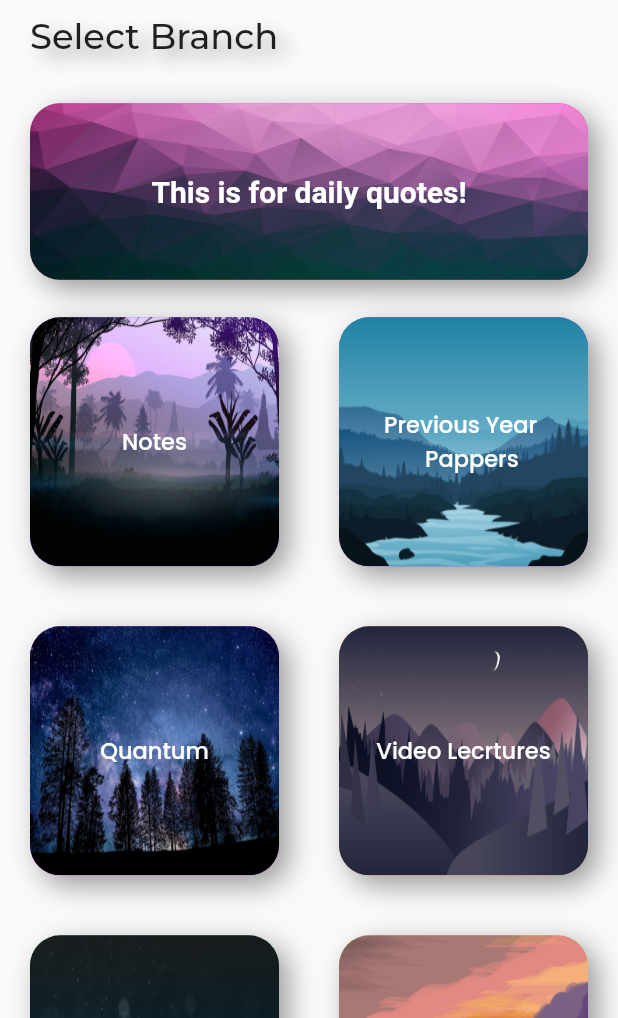
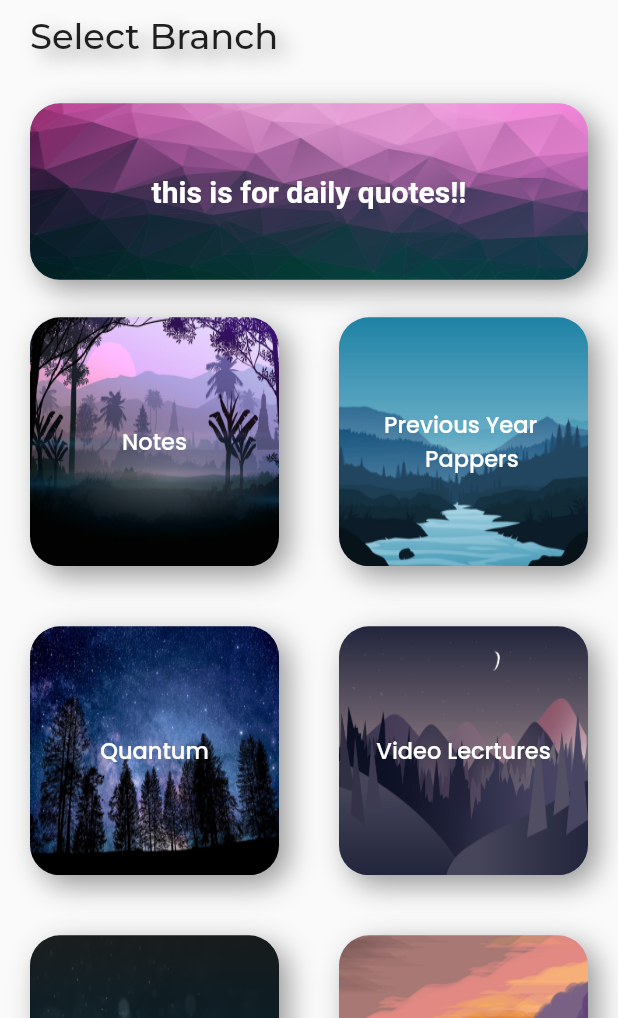
Before and after one commit to Nitish347/aktu-saviour, a Flutter app: the HomePage screen opened directly, on a phone screen of 412 x 824 dp, the part 218-1236 px from its top. Run offline on Flutter 3.47's test engine with Material 2 defaults, Android fonts, the light colour scheme and no system bars; our stand-ins replace google_fonts.

Commit message:
fourth commit

```diff
--- /dev/null
+++ b/lib/Student-info.dart
@@ -0,0 +1,53 @@
+import 'package:flutter/material.dart';
+import 'package:google_fonts/google_fonts.dart';
+
+import 'constants/constants.dart';
+class StudentInfo extends StatelessWidget {
+ final String? branch ="";
+ final String? year ="";
+
+  @override
+  Widget build(BuildContext context) {
+   var height = MediaQuery.of(context).size.height;
+   var width = MediaQuery.of(context).size.width;
+    return Column(
+     crossAxisAlignment: CrossAxisAlignment.start,
+     children: [
+
+      Padding(
+       padding: EdgeInsets.only(top: height / 100, left: 20),
+       child: Row(
+        children: [
+         Text(
+          "B.Tech",
+          style: GoogleFonts.poppins(
+              textStyle: TextStyle(
+                  shadows: Constants.neumorphic1,
+                  fontSize: height / 18,
+                  fontWeight: FontWeight.bold)),
+         ),
+         Text(
+          " (2nd Year)",
+          style: GoogleFonts.gowunBatang(
+              textStyle: TextStyle(
+                  fontSize: 25,
+                  fontWeight: FontWeight.w500,
+                  shadows: Constants.neumorphic1)),
+         ),
+        ],
+       ),
+      ),
+      Padding(
+       padding: const EdgeInsets.only(top: 10, left: 20),
+       child: Text("Select Branch",
+           style: GoogleFonts.montserrat(
+            textStyle: TextStyle(
+                shadows: Constants.neumorphic1,
+                fontSize: height / 35,
+                fontWeight: FontWeight.w500),
+           )),
+      ),
+     ],
+    );
+  }
+}
--- a/lib/auth/verify.dart
+++ b/lib/auth/verify.dart
@@ -48,7 +48,7 @@
                       Padding(
                         padding: EdgeInsets.all(25.0),
                         child: Container(
-                          height: 60,
+                          height: 50,
                           decoration: BoxDecoration(
                               borderRadius: BorderRadius.circular(50),
                               color: Colors.grey.withOpacity(0.6)
@@ -70,6 +70,7 @@
 
 
                               decoration: InputDecoration(
+                                counterText: "",
 
 
                                   border: InputBorder.none,
--- a/lib/branch.dart
+++ b/lib/branchselect/branch.dart
@@ -1,9 +1,9 @@
-import 'package:aktu/constants/gridtile.dart';
+import 'package:aktu/yearselect/gridtile.dart';
 import 'package:aktu/homepage/home.dart';
-import 'package:aktu/year.dart';
+import 'package:aktu/yearselect/year.dart';
 import 'package:flutter/material.dart';
 import 'package:google_fonts/google_fonts.dart';
-import 'constants/constants.dart';
+import '../constants/constants.dart';
 
 class Branch extends StatefulWidget {
   static String id = "branch";
--- a/lib/constants/constants.dart
+++ b/lib/constants/constants.dart
@@ -1,4 +1,3 @@
-
 import 'dart:ui';
 import 'package:flutter/material.dart';
 
@@ -7,29 +6,86 @@
     BoxShadow(
       color: Colors.white.withOpacity(0.5),
       blurRadius: 16.0,
-   ) ,
+    ),
     BoxShadow(
         color: Colors.black.withOpacity(0.4),
-       offset: Offset(6.0,6.0),
-       blurRadius: 16.0
-   )]; static final neumorphic2 = [
+        offset: Offset(6.0, 6.0),
+        blurRadius: 16.0)
+  ];
+  static final neumorphic2 = [
     BoxShadow(
       color: Colors.deepPurple.withOpacity(0.9),
       blurRadius: 16.0,
-   ) ,
+    ),
     BoxShadow(
         color: Colors.deepPurpleAccent.withOpacity(0.6),
-       offset: Offset(6.0,6.0),
-       blurRadius: 40.0
-   )];
+        offset: Offset(6.0, 6.0),
+        blurRadius: 40.0)
+  ];
   static final purplegradient = LinearGradient(colors: [
     Color.fromRGBO(143, 148, 251, 1),
     Color.fromRGBO(143, 148, 251, .6),
+  ]);
+  static final purplegradient1 =
+      LinearGradient(colors: [Colors.white, Colors.white]);
 
- ]);static final purplegradient1 = LinearGradient(colors: [
-Colors.white,
-   Colors.white
+  static final List<String> subjects = [
+    "Engineering Chemistry",
+    "Engineering Mathematics-1",
+    "Basic Electrical Engineering",
+    "Programming For Problem Solving",
+    "Emerging Technology",
+    "Engineering Physics",
+    "Engineering Mathematics-2",
+    "Emerging Domain in Electronics Engineering",
+    "Fundamentals of Mechanical Engineering & Mechatronics",
+    "AI For Engineering"
+  ];
+  static final List<String> subjectcodes = [
+    "KAS102T",
+    "KAS103T",
+    "KEE101T",
+    "KCS101T",
+    "KMC102",
+    "KAS201T",
+    "KAS203T",
+    "KEC201T",
+    "KME201T",
+    "KMC201"
+  ];
 
- ]);
-
+  // final  height = MediaQuery.of(context).size.height;
+  // var width = MediaQuery.of(context).size.width;
+  static final List<Color> color1 = [
+    Color.fromRGBO(77, 73, 108, 1),
+    Color.fromRGBO(34, 70, 96, 1),
+    Color.fromRGBO(14, 39, 84, 1),
+    Color.fromRGBO(51, 51, 77, 1),
+    Color.fromRGBO(15, 45, 56, 1),
+    Color.fromRGBO(97, 67, 123, 1),
+  ];
+  static final  List<Color> color2 = [
+    Color.fromRGBO(227, 191, 253, .6),
+    Color.fromRGBO(51, 142, 173, .6),
+    Color.fromRGBO(104, 140, 192, .6),
+    Color.fromRGBO(115, 102, 112, .6),
+    Color.fromRGBO(32, 75, 94, .6),
+    Color.fromRGBO(229, 149, 87, .6),
+  ];
+  static final List<List<Color>> color =[
+    [Color.fromRGBO(77, 73, 108, 1),Color.fromRGBO(227, 191, 253, .6),],
+    [Color.fromRGBO(34, 70, 96, 1),Color.fromRGBO(51, 142, 173, .6),],
+    [Color.fromRGBO(14, 39, 84, 1),Color.fromRGBO(104, 140, 192, .6),],
+    [Color.fromRGBO(51, 51, 77, 1),Color.fromRGBO(115, 102, 112, .6),],
+    [ Color.fromRGBO(15, 45, 56, 1),Color.fromRGBO(32, 75, 94, .6),],
+    [Color.fromRGBO(97, 67, 123, 1),Color.fromRGBO(229, 149, 87, .6),],
+  ];
+  static final    List<String> options = [
+    "Notes",
+    "Previous Year Pappers",
+    "Quantum",
+    "Video Lecrtures",
+    "Practice",
+    "Others"
+  ];
 }
--- a/lib/homepage/home.dart
+++ b/lib/homepage/home.dart
@@ -1,10 +1,8 @@
+import 'package:aktu/Student-info.dart';
 import 'package:aktu/homepage/optiontile.dart';
 import 'package:aktu/homepage/quote.dart';
 import 'package:flutter/cupertino.dart';
 import 'package:flutter/material.dart';
-import 'package:google_fonts/google_fonts.dart';
-
-import '../branch.dart';
 import '../constants/constants.dart';
 
 class HomePage extends StatefulWidget {
@@ -15,14 +13,6 @@
 }
 
 class _HomePageState extends State<HomePage> {
-  int optionSelected = 0;
-  void checkOption(int index) {
-    setState(() {
-      optionSelected = index;
-      print(index);
-    });
-  }
-
   @override
   Widget build(BuildContext context) {
     List<String> branch = [
@@ -34,11 +24,36 @@
       "Others"
     ];
 
-    List<String> images = ["asset/images/bb1.jpeg","asset/images/bb5.jpeg","asset/images/bb8.jpeg","asset/images/bb4.jpeg","asset/images/b3.jpeg","asset/images/b4.jpeg",];
-    List<MaterialAccentColor> colorss =[Colors.deepPurpleAccent,Colors.deepPurpleAccent,Colors.purpleAccent,Colors.deepOrangeAccent,Colors.greenAccent,Colors.lightGreenAccent];
+    List<String> images = [
+      "asset/images/bb1.jpeg",
+      "asset/images/bb5.jpeg",
+      "asset/images/bb8.jpeg",
+      "asset/images/bb4.jpeg",
+      "asset/images/b3.jpeg",
+      "asset/images/b4.jpeg",
+    ];
+    List<Color> color1 = [
+      Color.fromRGBO(77, 73, 108, 1),
+      Color.fromRGBO(34, 70, 96, 1),
+      Color.fromRGBO(14, 39, 84, 1),
+      Color.fromRGBO(51, 51, 77, 1),
+      Color.fromRGBO(15, 45, 56, 1),
+      Color.fromRGBO(97, 67, 123, 1),
+    ];
+
+    List<Color> color2 = [
+      Color.fromRGBO(227, 191, 253, .6),
+      Color.fromRGBO(51, 142, 173, .6),
+      Color.fromRGBO(104, 140, 192, .6),
+      Color.fromRGBO(115, 102, 112, .6),
+      Color.fromRGBO(32, 75, 94, .6),
+      Color.fromRGBO(229, 149, 87, .6),
+    ];
+
     var height = MediaQuery.of(context).size.height;
     var width = MediaQuery.of(context).size.width;
-    return Scaffold(
+    return SafeArea(
+      child: Scaffold(
         body: SingleChildScrollView(
           child: Column(
             crossAxisAlignment: CrossAxisAlignment.start,
@@ -49,47 +64,20 @@
                     CupertinoIcons.bars,
                     size: 35,
                   )),
-            Padding(
-              padding: EdgeInsets.only(top: height / 100, left: 20),
-              child: Row(
-                children: [
-                  Text(
-                    "B.Tech",
-                    style: GoogleFonts.poppins(
-                        textStyle: TextStyle(
-                            shadows: Constants.neumorphic1,
-                            fontSize: height / 18,
-                            fontWeight: FontWeight.bold)),
-                  ),
-                  Text(
-                    " (2nd Year)",
-                    style: GoogleFonts.gowunBatang(
-                        textStyle: TextStyle(
-                            fontSize: 25,
-                            fontWeight: FontWeight.w500,
-                            shadows: Constants.neumorphic1)),
-                  ),
-                ],
-              ),
-            ),
-            Padding(
-              padding: const EdgeInsets.only(top: 10, left: 20),
-              child: Text("Select Branch",
-                  style: GoogleFonts.montserrat(
-                    textStyle: TextStyle(
-                        shadows: Constants.neumorphic1,
-                        fontSize: height / 35,
-                        fontWeight: FontWeight.w500),
-                  )),
-            ),
+              StudentInfo(),
               // SizedBox(
               //   height: height / 80,
               // ),
-            Padding(padding: EdgeInsets.only(left: 20,right: 20,top: 30,bottom: 5),
-            child:Quote()),
+              Padding(
+                  padding:
+                      EdgeInsets.only(left: 20, right: 20, top: 30, bottom: 5),
+                  child: Quote(
+                    size: 20,
+                    img: "asset/images/2.png",
+                    text: "this is for daily quotes!!",
+                  )),
               Container(
                 margin: EdgeInsets.all(20),
-
                 child: GridView.count(
                     crossAxisCount: 2,
                     crossAxisSpacing: 40,
@@ -104,15 +92,17 @@
                         OptionTile(
                           images: images[i],
                           option: branch[i],
-                        color: colorss[i],
-                        onTap: () => checkOption(i + 1),
-                        selected: i + 1 == optionSelected,
+                          color: Constants.color[i],
+                          selectedText: Constants.options[i],
+
+
                         )
                     ]),
               ),
             ],
           ),
         ),
+      ),
     );
   }
 }
--- a/lib/homepage/optiontile.dart
+++ b/lib/homepage/optiontile.dart
@@ -1,19 +1,30 @@
+import 'package:aktu/Subject-list/Subject-List.dart';
+import 'package:aktu/homepage/quote.dart';
 import 'package:flutter/material.dart';
 import 'package:google_fonts/google_fonts.dart';
 
 import '../constants/constants.dart';
 class OptionTile extends StatelessWidget {
-  OptionTile({this.selected,this.onTap,this.color,this.option,this.images});
+  OptionTile({this.option,this.images,required this.color,this.selectedText});
   final String? option;
-  final MaterialAccentColor? color;
-  final VoidCallback? onTap;
-  final bool? selected;
+   final List<Color> color;
+ final String? selectedText;
   final String? images;
+
 
   @override
   Widget build(BuildContext context) {
     return InkWell(
-      onTap: onTap,
+      onTap: (){
+
+
+        Navigator.of(context).push(MaterialPageRoute(builder: (BuildContext context)=>SubjectList(
+          img: images,
+          text: selectedText,
+           color12: color,
+        )));
+
+      },
       child: Container(
         height: 10,
         width: 5,
@@ -21,7 +32,7 @@
           image: DecorationImage(image: AssetImage(images!),fit: BoxFit.fill),
             boxShadow: Constants.neumorphic1,
             borderRadius: BorderRadius.circular(20),
-            color: color
+
         ),
         child: Column(
           mainAxisAlignment: MainAxisAlignment.center,
--- a/lib/homepage/quote.dart
+++ b/lib/homepage/quote.dart
@@ -4,7 +4,10 @@
 import '../constants/constants.dart';
 
 class Quote extends StatefulWidget {
-  const Quote({Key? key}) : super(key: key);
+   String text="";
+   String img ="";
+    double? size ;
+  Quote({required this.img,required this.text, this.size});
 
   @override
   _QuoteState createState() => _QuoteState();
@@ -19,16 +22,14 @@
       height: height / 7,
       width: width,
       decoration: BoxDecoration(
-        image: DecorationImage(image: AssetImage("asset/images/2.png",),fit: BoxFit.fill),
+        image: DecorationImage(image: AssetImage(widget.img,),fit: BoxFit.fill),
           borderRadius: BorderRadius.circular(20),
-          gradient: LinearGradient(
-              colors: [Colors.pinkAccent.withOpacity(0.6), Colors.pink]),
           boxShadow: Constants.neumorphic1),
       child: Column(mainAxisAlignment: MainAxisAlignment.center, children: [
         Text(
-          "This is for daily quotes!",
+          widget.text,
           style: GoogleFonts.gowunBatang(
-              textStyle: TextStyle(fontSize: 20, color: Colors.white),
+              textStyle: TextStyle(fontSize: widget.size!, color: Colors.white),
               fontWeight: FontWeight.w700),
         )
       ]),
--- a/lib/year.dart
+++ b/lib/yearselect/year.dart
@@ -1,6 +1,6 @@
-import 'package:aktu/branch.dart';
+import 'package:aktu/branchselect/branch.dart';
 import 'package:aktu/constants/constants.dart';
-import 'package:aktu/constants/gridtile.dart';
+import 'package:aktu/yearselect/gridtile.dart';
 import 'package:flutter/cupertino.dart';
 import 'package:flutter/material.dart';
 import 'package:google_fonts/google_fonts.dart';
```
Also changed, not shown: lib/Subject-list/Subject-List-Tile.dart (added, +53 -0 lines), lib/Subject-list/Subject-List.dart (added, +57 -0 lines), lib/main.dart (+6 -4 lines), asset/images/bacc.jpg (deleted), lib/yearselect/gridtile.dart (renamed from lib/constants/gridtile.dart). Lines whose indentation alone changed are shown as unchanged.
